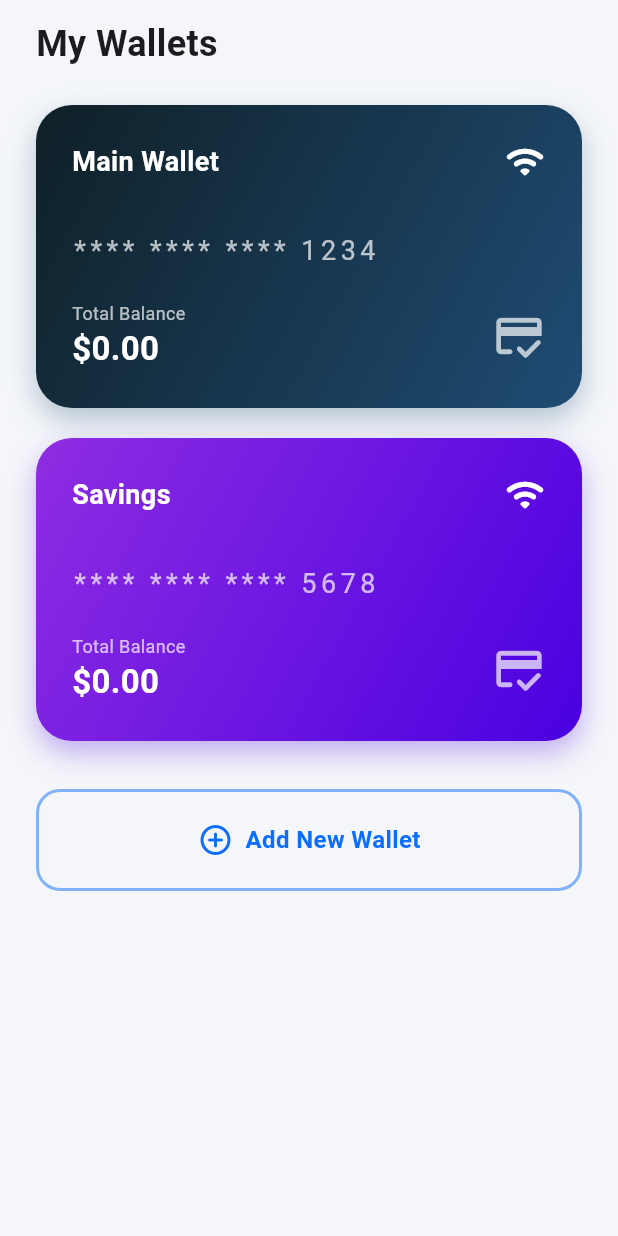
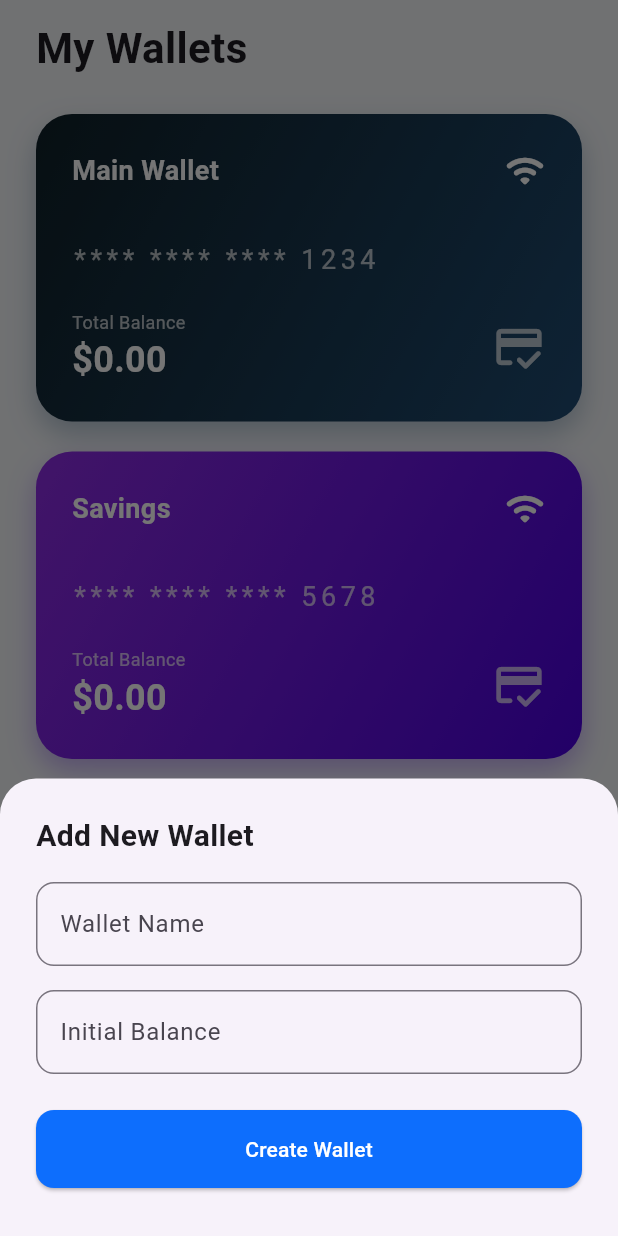
Before and after one commit to HugoExp1311/FinancialFlutter1, a Flutter app: the WalletScreen widget shown alone on an empty page, opened directly, after a tap on "Add New Wallet", on a phone screen of 412 x 824 dp. Run offline on Flutter 3.47's test engine with Material 3 defaults, Android fonts, the phone set to English and light mode, and no system bars; our stand-ins replace equatable, flutter_dotenv, flutter_markdown, flutter_riverpod, isar, shelf and 1 more; missing offline and left inert: window_manager; accounts and stored records are empty; generated files the repository leaves out were written again; network calls fail.

Commit message:
Update add new wallet

```diff
--- a/app/lib/presentation/screens/wallet_screen.dart
+++ b/app/lib/presentation/screens/wallet_screen.dart
@@ -3,11 +3,68 @@ import 'package:flutter_riverpod/flutter_riverpod.dart';
 import '../theme/app_theme.dart';
 import '../providers/app_providers.dart';
 
+// Giả định WalletEntity trong core_domain
 class WalletScreen extends ConsumerWidget {
   const WalletScreen({super.key});
 
+  // Hàm hiển thị Modal thêm ví mới
+  void _showAddWalletModal(BuildContext context) {
+    showModalBottomSheet(
+      context: context,
+      isScrollControlled: true,
+      shape: const RoundedRectangleBorder(
+        borderRadius: BorderRadius.vertical(top: Radius.circular(24)),
+      ),
+      builder: (context) => Padding(
+        padding: EdgeInsets.only(
+          bottom: MediaQuery.of(context).viewInsets.bottom,
+          left: 24, right: 24, top: 24,
+        ),
+        child: Column(
+          mainAxisSize: MainAxisSize.min,
+          crossAxisAlignment: CrossAxisAlignment.start,
+          children: [
+            const Text('Add New Wallet', style: TextStyle(fontSize: 20, fontWeight: FontWeight.bold)),
+            const SizedBox(height: 16),
+            TextField(
+              decoration: InputDecoration(
+                labelText: 'Wallet Name',
+                border: OutlineInputBorder(borderRadius: BorderRadius.circular(12)),
+              ),
+            ),
+            const SizedBox(height: 16),
+            TextField(
+              keyboardType: TextInputType.number,
+              decoration: InputDecoration(
+                labelText: 'Initial Balance',
+                prefixText: '\$ ',
+                border: OutlineInputBorder(borderRadius: BorderRadius.circular(12)),
+              ),
+            ),
+            const SizedBox(height: 24),
+            SizedBox(
+              width: double.infinity,
+              child: ElevatedButton(
+                style: ElevatedButton.styleFrom(
+                  backgroundColor: AppTheme.primaryColor,
+                  padding: const EdgeInsets.symmetric(vertical: 16),
+                  shape: RoundedRectangleBorder(borderRadius: BorderRadius.circular(12)),
+                ),
+                onPressed: () => Navigator.pop(context),
+                child: const Text('Create Wallet', style: TextStyle(color: Colors.white)),
+              ),
+            ),
+            const SizedBox(height: 32),
+          ],
+        ),
+      ),
+    );
+  }
+
   @override
   Widget build(BuildContext context, WidgetRef ref) {
+    // Trong thực tế bà sẽ watch walletsStreamProvider
+    // Tạm thời tui giữ logic tính toán của bà nhưng làm nó "sạch" hơn
     final txAsyncValue = ref.watch(transactionsStreamProvider);
     double totalNet = 0;
 
@@ -19,47 +76,55 @@ class WalletScreen extends ConsumerWidget {
       }
     }
 
-    // Tạm thời giả lập phân tách: 70% ở ví chính, 30% ở ví tiết kiệm
-    final mainWalletBalance = (totalNet * 0.7).toStringAsFixed(2);
-    final savingsBalance = (totalNet * 0.3).toStringAsFixed(2);
-
     return SafeArea(
-      child: Padding(
+      child: SingleChildScrollView( // Thêm để không bị lỗi tràn màn hình khi list dài
         padding: const EdgeInsets.symmetric(horizontal: 24.0, vertical: 12.0),
         child: Column(
           crossAxisAlignment: CrossAxisAlignment.start,
           children: [
             const Text(
               'My Wallets',
-              style: TextStyle(fontSize: 24, fontWeight: FontWeight.bold),
+              style: TextStyle(fontSize: 28, fontWeight: FontWeight.bold),
             ),
             const SizedBox(height: 24),
+
+            // Ví chính
             _buildCreditCard(
               context,
               color1: const Color(0xFF0F2027),
               color2: const Color(0xFF1F4C74),
               name: 'Main Wallet',
               number: '**** **** **** 1234',
-              balance: '\$$mainWalletBalance',
+              balance: '\$${(totalNet * 0.7).toStringAsFixed(2)}',
+              onTap: () {
+                // Điều hướng sang trang chi tiết ví
+              },
             ),
+
             const SizedBox(height: 20),
+
+            // Ví Tiết kiệm
             _buildCreditCard(
               context,
               color1: const Color(0xFF8E2DE2),
               color2: const Color(0xFF4A00E0),
               name: 'Savings',
               number: '**** **** **** 5678',
-              balance: '\$$savingsBalance',
+              balance: '\$${(totalNet * 0.3).toStringAsFixed(2)}',
+              onTap: () {},
             ),
+
             const SizedBox(height: 32),
+
+            // Nút Thêm ví mới
             InkWell(
-              onTap: () {},
+              onTap: () => _showAddWalletModal(context),
               borderRadius: BorderRadius.circular(16),
               child: Container(
                 padding: const EdgeInsets.symmetric(vertical: 20),
                 decoration: BoxDecoration(
                   border: Border.all(
-                    color: AppTheme.primaryColor.withValues(alpha: 0.5),
+                    color: AppTheme.primaryColor.withOpacity(0.5),
                     width: 2,
                   ),
                   borderRadius: BorderRadius.circular(16),
@@ -68,10 +133,7 @@ class WalletScreen extends ConsumerWidget {
                   child: Row(
                     mainAxisSize: MainAxisSize.min,
                     children: [
-                      Icon(
-                        Icons.add_circle_outline_rounded,
-                        color: AppTheme.primaryColor,
-                      ),
+                      Icon(Icons.add_circle_outline_rounded, color: AppTheme.primaryColor),
                       SizedBox(width: 8),
                       Text(
                         'Add New Wallet',
@@ -99,8 +161,11 @@ class WalletScreen extends ConsumerWidget {
     required String name,
     required String number,
     required String balance,
+    required VoidCallback onTap,
   }) {
-    return Container(
+    return GestureDetector(
+      onTap: onTap,
+      child: Container(
         width: double.infinity,
         padding: const EdgeInsets.all(24),
         decoration: BoxDecoration(
@@ -112,7 +177,7 @@ class WalletScreen extends ConsumerWidget {
           ),
           boxShadow: [
             BoxShadow(
-            color: color2.withValues(alpha: 0.3),
+              color: color2.withOpacity(0.3),
               blurRadius: 15,
               offset: const Offset(0, 8),
             ),
@@ -124,30 +189,12 @@ class WalletScreen extends ConsumerWidget {
             Row(
               mainAxisAlignment: MainAxisAlignment.spaceBetween,
               children: [
-              Text(
-                name,
-                style: const TextStyle(
-                  color: Colors.white,
-                  fontSize: 18,
-                  fontWeight: FontWeight.bold,
-                ),
-              ),
-              const Icon(
-                Icons.wifi_rounded,
-                color: Colors.white,
-                size: 28,
-              ), // Mô phỏng chip NFC
+                Text(name, style: const TextStyle(color: Colors.white, fontSize: 18, fontWeight: FontWeight.bold)),
+                const Icon(Icons.wifi_rounded, color: Colors.white, size: 28),
               ],
             ),
             const SizedBox(height: 32),
-          Text(
-            number,
-            style: const TextStyle(
-              color: Colors.white70,
-              fontSize: 18,
-              letterSpacing: 3,
-            ),
-          ),
+            Text(number, style: const TextStyle(color: Colors.white70, fontSize: 18, letterSpacing: 3)),
             const SizedBox(height: 20),
             Row(
               mainAxisAlignment: MainAxisAlignment.spaceBetween,
@@ -155,29 +202,16 @@ class WalletScreen extends ConsumerWidget {
                 Column(
                   crossAxisAlignment: CrossAxisAlignment.start,
                   children: [
-                  const Text(
-                    'Total Balance',
-                    style: TextStyle(color: Colors.white70, fontSize: 12),
-                  ),
-                  Text(
-                    balance,
-                    style: const TextStyle(
-                      color: Colors.white,
-                      fontSize: 22,
-                      fontWeight: FontWeight.bold,
-                    ),
-                  ),
+                    const Text('Total Balance', style: TextStyle(color: Colors.white70, fontSize: 12)),
+                    Text(balance, style: const TextStyle(color: Colors.white, fontSize: 24, fontWeight: FontWeight.bold)),
                   ],
                 ),
-              const Icon(
-                Icons.credit_score_rounded,
-                color: Colors.white70,
-                size: 36,
-              ),
+                const Icon(Icons.credit_score_rounded, color: Colors.white70, size: 36),
               ],
             ),
           ],
         ),
+      ),
     );
   }
 }
```
Lines whose indentation alone changed are shown as unchanged.
